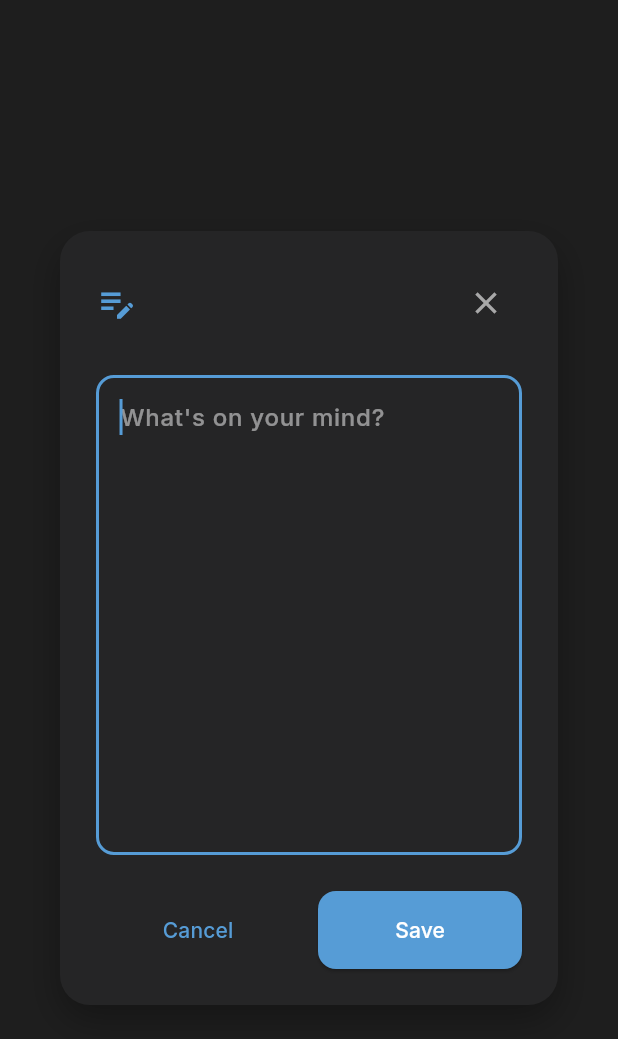
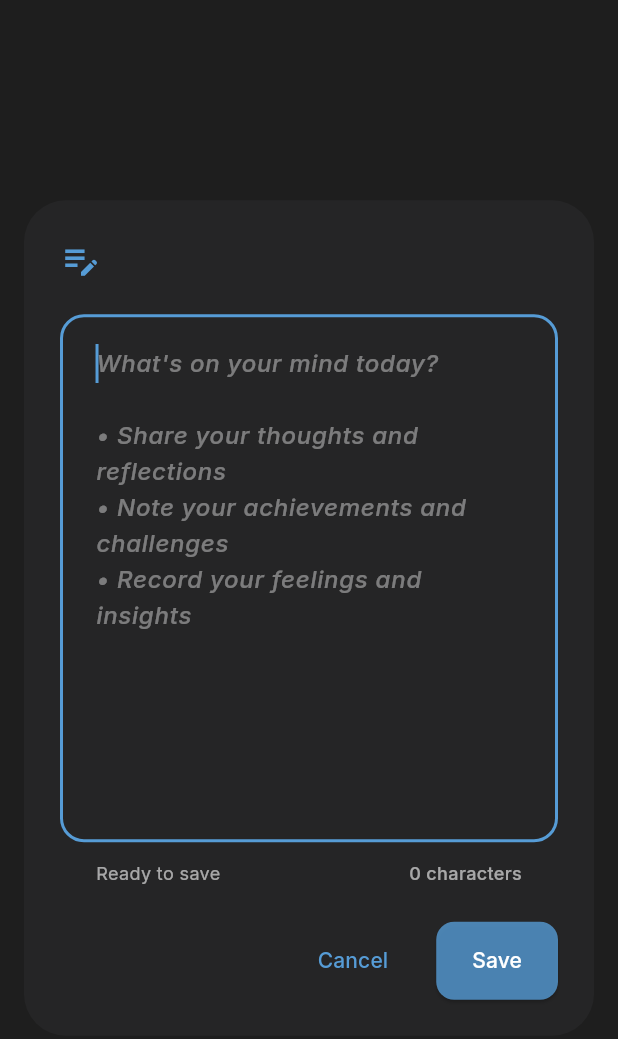
Before and after one commit to DarshanS26/productivity_app, a Flutter app: the _JournalEntryDialog widget shown alone on an empty page, opened directly with empty values, on a phone screen of 412 x 824 dp. Shown: the top 1039 px of the screen. Run offline on Flutter 3.47's test engine with Material 3 defaults, Android fonts, the phone set to English and light mode, and no system bars; our stand-ins replace flutter_staggered_animations, google_fonts, hive, shared_preferences; accounts and stored records are empty.

```diff
--- a/productivity_app/lib/screens/journal_screen.dart
+++ b/productivity_app/lib/screens/journal_screen.dart
@@ -129,7 +129,7 @@ class _JournalScreenState extends State<JournalScreen> {
               ),
             )
           : ListView.builder(
-            padding: const EdgeInsets.all(16.0),
+            padding: const EdgeInsets.all(12.0),
             itemCount: _entries.length,
             itemBuilder: (context, index) {
               final entry = _entries.reversed.toList()[index];
@@ -155,7 +155,7 @@ class _JournalScreenState extends State<JournalScreen> {
                     borderRadius: BorderRadius.circular(12),
                   ),
                   alignment: Alignment.centerRight,
-                  padding: const EdgeInsets.only(right: 20.0),
+                  padding: const EdgeInsets.only(right: 12.0),
                   child: const Icon(Icons.delete, color: Colors.white),
                 ),
                 confirmDismiss: (direction) async {
@@ -212,7 +212,7 @@ class _JournalScreenState extends State<JournalScreen> {
                       }
                     }),
                     child: Padding(
-                      padding: const EdgeInsets.all(16.0),
+                      padding: const EdgeInsets.all(12.0),
                       child: Column(
                         crossAxisAlignment: CrossAxisAlignment.start,
                         children: [
@@ -324,16 +324,37 @@ class _JournalEntryDialog extends StatefulWidget {
 
 class _JournalEntryDialogState extends State<_JournalEntryDialog> {
   late TextEditingController _controller;
+  final FocusNode _focusNode = FocusNode();
+  bool _hasUnsavedChanges = false;
 
   @override
   void initState() {
     super.initState();
     _controller = TextEditingController(text: widget.initialContent);
+    _controller.addListener(_onTextChanged);
+
+    // Auto-save functionality
+    _focusNode.addListener(() {
+      if (!_focusNode.hasFocus && _hasUnsavedChanges) {
+        // Could implement auto-save here if needed
+        _hasUnsavedChanges = false;
+      }
+    });
+  }
+
+  void _onTextChanged() {
+    if (!_hasUnsavedChanges && _controller.text != widget.initialContent) {
+      setState(() {
+        _hasUnsavedChanges = true;
+      });
+    }
   }
 
   @override
   void dispose() {
+    _controller.removeListener(_onTextChanged);
     _controller.dispose();
+    _focusNode.dispose();
     super.dispose();
   }
 
@@ -341,28 +362,8 @@ class _JournalEntryDialogState extends State<_JournalEntryDialog> {
   Widget build(BuildContext context) {
     final colorScheme = Theme.of(context).colorScheme;
 
-    return Dialog(
-      child: Container(
-        constraints: const BoxConstraints(maxWidth: 800, maxHeight: 600),
-        decoration: BoxDecoration(
-          color: colorScheme.surface,
-          borderRadius: BorderRadius.circular(20),
-          boxShadow: [
-            BoxShadow(
-              color: Colors.black.withOpacity(0.3),
-              blurRadius: 20,
-              offset: const Offset(0, 10),
-            ),
-          ],
-        ),
-        child: Padding(
-          padding: const EdgeInsets.all(24.0),
-          child: Column(
-            mainAxisSize: MainAxisSize.min,
-            crossAxisAlignment: CrossAxisAlignment.start,
-            children: [
-              // Header
-              Row(
+    return AlertDialog(
+      title: Row(
         children: [
           Icon(
             Icons.edit_note,
@@ -379,92 +380,153 @@ class _JournalEntryDialogState extends State<_JournalEntryDialog> {
               ),
             ),
           ),
-                  IconButton(
-                    onPressed: () => Navigator.of(context).pop(),
-                    icon: const Icon(Icons.close),
-                    color: colorScheme.onSurface.withOpacity(0.6),
-                  ),
         ],
       ),
-              const SizedBox(height: 24),
-
-              // Text input
+      contentPadding: const EdgeInsets.fromLTRB(24.0, 20.0, 24.0, 24.0),
+      insetPadding: const EdgeInsets.symmetric(horizontal: 16.0, vertical: 24.0),
+      content: Container(
+        width: double.maxFinite,
+        constraints: const BoxConstraints(
+          minWidth: 400,
+          maxWidth: 600,
+        ),
+        child: SingleChildScrollView(
+        child: Column(
+          mainAxisSize: MainAxisSize.min,
+          crossAxisAlignment: CrossAxisAlignment.start,
+          children: [
+            // Text input with enhanced features
             TextField(
               controller: _controller,
+              focusNode: _focusNode,
               decoration: InputDecoration(
-                  hintText: "What's on your mind?",
+                hintText: "What's on your mind today?\n\n• Share your thoughts and reflections\n• Note your achievements and challenges\n• Record your feelings and insights",
                 hintStyle: TextStyle(
-                    color: colorScheme.onSurface.withOpacity(0.5),
+                  color: colorScheme.onSurface.withOpacity(0.4),
+                  fontStyle: FontStyle.italic,
+                  height: 1.5,
                 ),
                 border: OutlineInputBorder(
-                    borderRadius: BorderRadius.circular(12),
+                  borderRadius: BorderRadius.circular(16),
                   borderSide: BorderSide(
                     color: colorScheme.outline.withOpacity(0.3),
                   ),
                 ),
                 enabledBorder: OutlineInputBorder(
-                    borderRadius: BorderRadius.circular(12),
+                  borderRadius: BorderRadius.circular(16),
                   borderSide: BorderSide(
                     color: colorScheme.outline.withOpacity(0.3),
                   ),
                 ),
                 focusedBorder: OutlineInputBorder(
-                    borderRadius: BorderRadius.circular(12),
+                  borderRadius: BorderRadius.circular(16),
                   borderSide: BorderSide(
                     color: colorScheme.primary,
                     width: 2,
                   ),
                 ),
                 filled: true,
-                  fillColor: colorScheme.surface.withOpacity(0.3),
+                fillColor: colorScheme.surface.withOpacity(0.5),
+                contentPadding: const EdgeInsets.all(20.0),
               ),
               autofocus: true,
-                maxLines: 12,
+              maxLines: 20,
+              minLines: 12,
               keyboardType: TextInputType.multiline,
-                style: TextStyle(color: colorScheme.onSurface),
+              textInputAction: TextInputAction.newline,
+              style: TextStyle(
+                color: colorScheme.onSurface,
+                height: 1.6,
+                fontSize: 16,
               ),
-              const SizedBox(height: 24),
-
-              // Action buttons
-              Row(
+              buildCounter: (context, {required currentLength, required isFocused, maxLength}) {
+                return Padding(
+                  padding: const EdgeInsets.only(top: 8.0),
+                  child: Row(
+                    mainAxisAlignment: MainAxisAlignment.spaceBetween,
                     children: [
-                  Expanded(
-                    child: TextButton(
+                      Text(
+                        _hasUnsavedChanges ? 'Unsaved changes' : 'Ready to save',
+                        style: TextStyle(
+                          color: _hasUnsavedChanges ? colorScheme.primary : colorScheme.onSurface.withOpacity(0.6),
+                          fontSize: 12,
+                          fontWeight: _hasUnsavedChanges ? FontWeight.w600 : FontWeight.normal,
+                        ),
+                      ),
+                      Text(
+                        '${currentLength} characters',
+                        style: TextStyle(
+                          color: colorScheme.onSurface.withOpacity(0.6),
+                          fontSize: 12,
+                        ),
+                      ),
+                    ],
+                  ),
+                );
+              },
+            ),
+            if (_hasUnsavedChanges)
+              Padding(
+                padding: const EdgeInsets.only(top: 8.0),
+                child: Row(
+                  children: [
+                    Icon(
+                      Icons.info_outline,
+                      size: 16,
+                      color: colorScheme.primary,
+                    ),
+                    const SizedBox(width: 8),
+                    Text(
+                      'Your changes will be saved when you tap Save',
+                      style: TextStyle(
+                        color: colorScheme.primary,
+                        fontSize: 12,
+                        fontWeight: FontWeight.w500,
+                      ),
+                    ),
+                  ],
+                ),
+              ),
+            ],
+          ),
+          ),
+        ),
+        actions: [
+        TextButton(
           onPressed: () => Navigator.of(context).pop(),
           style: TextButton.styleFrom(
-                        padding: const EdgeInsets.symmetric(vertical: 16),
+            padding: const EdgeInsets.symmetric(vertical: 16, horizontal: 24),
             shape: RoundedRectangleBorder(
               borderRadius: BorderRadius.circular(12),
             ),
           ),
           child: const Text('Cancel'),
         ),
-                  ),
-                  const SizedBox(width: 12),
-                  Expanded(
-                    child: ElevatedButton(
+        ElevatedButton(
           onPressed: () {
             final content = _controller.text.trim();
             if (content.isNotEmpty) {
               widget.onSave(content);
               Navigator.of(context).pop();
+            } else {
+              ScaffoldMessenger.of(context).showSnackBar(
+                const SnackBar(
+                  content: Text('Please write something before saving'),
+                  duration: Duration(seconds: 2),
+                ),
+              );
             }
           },
           style: ElevatedButton.styleFrom(
-                        padding: const EdgeInsets.symmetric(vertical: 16),
+            padding: const EdgeInsets.symmetric(vertical: 16, horizontal: 24),
             shape: RoundedRectangleBorder(
               borderRadius: BorderRadius.circular(12),
             ),
+            backgroundColor: _hasUnsavedChanges ? colorScheme.primary : colorScheme.primary.withOpacity(0.8),
           ),
-                      child: const Text('Save'),
-                    ),
+          child: Text(_hasUnsavedChanges ? 'Save Changes' : 'Save'),
         ),
       ],
-              ),
-            ],
-          ),
-        ),
-      ),
     );
   }
 }
--- a/productivity_app/lib/screens/todo_screen.dart
+++ b/productivity_app/lib/screens/todo_screen.dart
@@ -87,7 +87,7 @@ class _ToDoScreenState extends State<ToDoScreen> {
 
         return AppCard(
           child: Padding(
-            padding: const EdgeInsets.all(12.0),
+            padding: const EdgeInsets.all(6.0),
             child: Row(
               crossAxisAlignment: CrossAxisAlignment.start,
               children: [
@@ -385,7 +385,7 @@ class _ToDoScreenState extends State<ToDoScreen> {
                         crossAxisAlignment: CrossAxisAlignment.start,
                         children: [
                           Padding(
-                            padding: const EdgeInsets.all(16.0),
+                            padding: const EdgeInsets.all(12.0),
                             child: Text(
                               'Completed (${completedTasks.length})',
                               style: Theme.of(context).textTheme.titleMedium?.copyWith(
@@ -420,7 +420,7 @@ class _ToDoScreenState extends State<ToDoScreen> {
                         crossAxisAlignment: CrossAxisAlignment.start,
                         children: [
                           Padding(
-                            padding: const EdgeInsets.all(16.0),
+                            padding: const EdgeInsets.all(12.0),
                             child: Text(
                               'Active (${activeTasks.length})',
                               style: Theme.of(context).textTheme.titleMedium,
```
Also changed, not shown: productivity_app/lib/screens/history_screen.dart (+46 -33 lines). Lines whose indentation alone changed are shown as unchanged.
